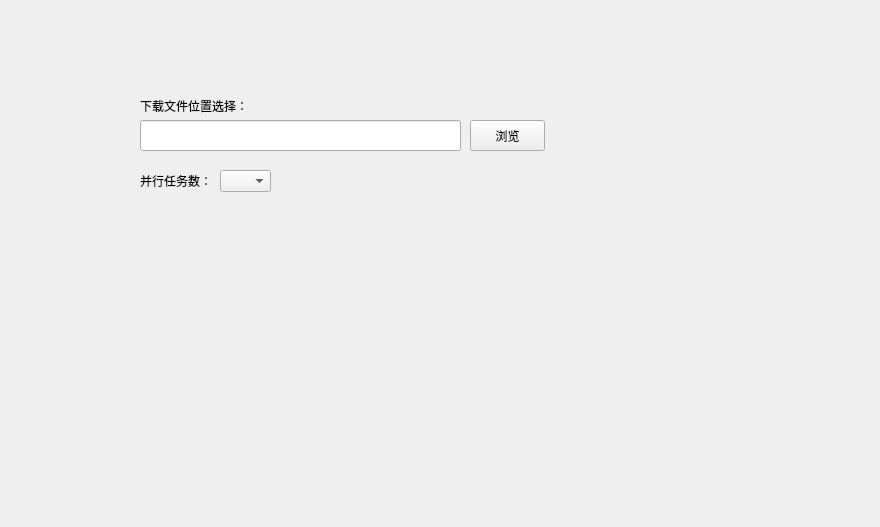
Before: the Qt Designer form src/NetDisk/configpanel.ui in birdman1992/NetDisk, drawn with Qt 5.
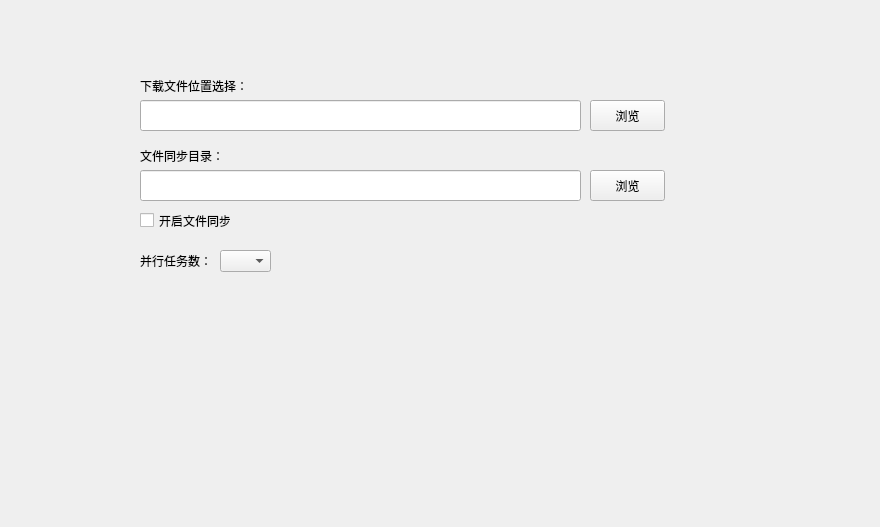
After: the same form once the commit is applied.

What changed in the file:
```diff
--- a/src/NetDisk/configpanel.ui
+++ b/src/NetDisk/configpanel.ui
@@ -17,8 +17,8 @@
    <property name="geometry">
     <rect>
      <x>140</x>
-     <y>120</y>
-     <width>321</width>
+     <y>100</y>
+     <width>441</width>
      <height>31</height>
     </rect>
    </property>
@@ -27,7 +27,7 @@
    <property name="geometry">
     <rect>
      <x>140</x>
-     <y>90</y>
+     <y>70</y>
      <width>141</width>
      <height>31</height>
     </rect>
@@ -39,8 +39,8 @@
   <widget class="QPushButton" name="browse">
    <property name="geometry">
     <rect>
-     <x>470</x>
-     <y>120</y>
+     <x>590</x>
+     <y>100</y>
      <width>75</width>
      <height>31</height>
     </rect>
@@ -53,7 +53,7 @@
    <property name="geometry">
     <rect>
      <x>140</x>
-     <y>170</y>
+     <y>250</y>
      <width>71</width>
      <height>21</height>
     </rect>
@@ -66,12 +66,64 @@
    <property name="geometry">
     <rect>
      <x>220</x>
-     <y>170</y>
+     <y>250</y>
      <width>51</width>
      <height>22</height>
     </rect>
    </property>
   </widget>
+  <widget class="QLineEdit" name="syncPath">
+   <property name="geometry">
+    <rect>
+     <x>140</x>
+     <y>170</y>
+     <width>441</width>
+     <height>31</height>
+    </rect>
+   </property>
+   <property name="focusPolicy">
+    <enum>Qt::ClickFocus</enum>
+   </property>
+  </widget>
+  <widget class="QPushButton" name="synccSet">
+   <property name="geometry">
+    <rect>
+     <x>590</x>
+     <y>170</y>
+     <width>75</width>
+     <height>31</height>
+    </rect>
+   </property>
+   <property name="text">
+    <string>浏览</string>
+   </property>
+  </widget>
+  <widget class="QLabel" name="label_3">
+   <property name="geometry">
+    <rect>
+     <x>140</x>
+     <y>140</y>
+     <width>141</width>
+     <height>31</height>
+    </rect>
+   </property>
+   <property name="text">
+    <string>文件同步目录：</string>
+   </property>
+  </widget>
+  <widget class="QCheckBox" name="autosync">
+   <property name="geometry">
+    <rect>
+     <x>140</x>
+     <y>210</y>
+     <width>91</width>
+     <height>21</height>
+    </rect>
+   </property>
+   <property name="text">
+    <string>开启文件同步</string>
+   </property>
+  </widget>
  </widget>
  <resources/>
  <connections/>
```
Left out of the diff: 9 changed lines with no effect on the pictures.
